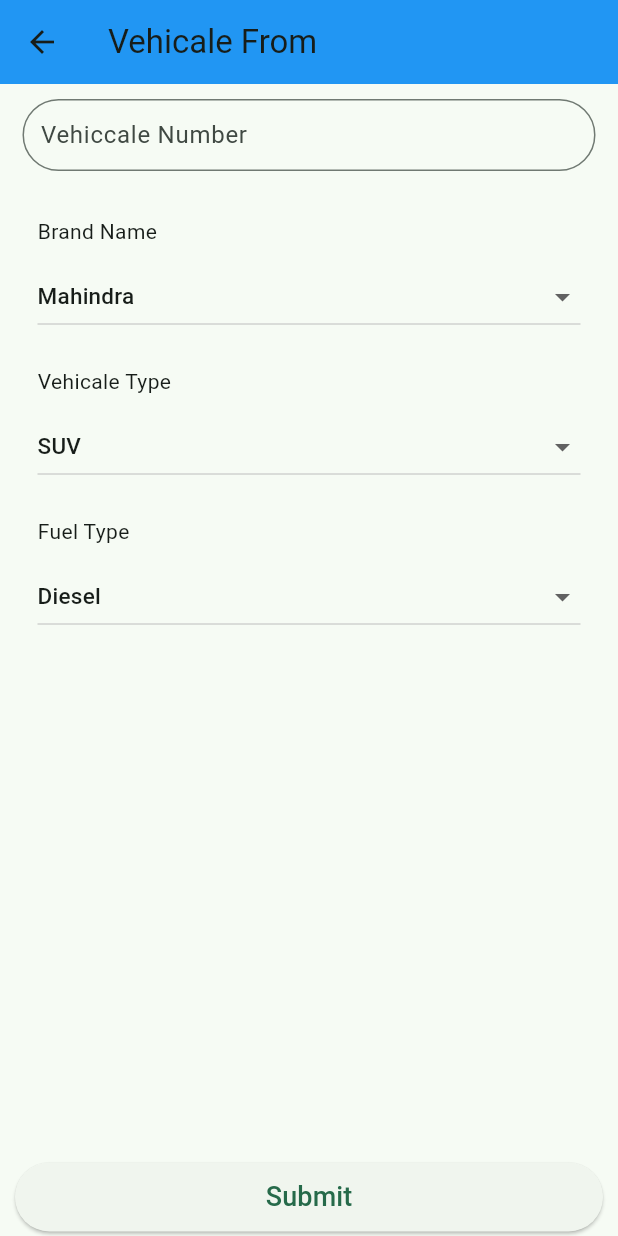
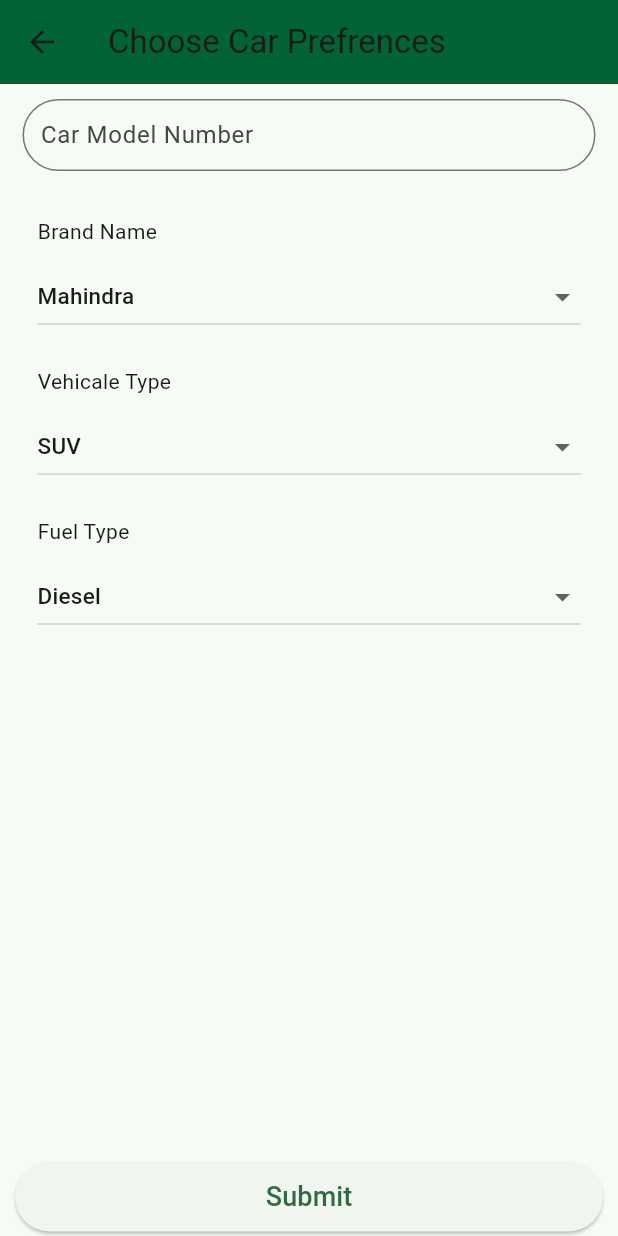
Before and after one commit to Ankush1200/vehicle_Details, a Flutter app: the CarFrom screen opened directly, on a phone screen of 412 x 824 dp. Run offline on Flutter 3.47's test engine with Material 3 defaults, Android fonts, the phone set to English and light mode, and no system bars; our stand-ins replace cloud_firestore, firebase_core, flutter_easyloading, get; accounts and stored records are empty.

Commit message:
form Validation added

```diff
--- a/lib/Colors/colors.dart
+++ b/lib/Colors/colors.dart
@@ -1,5 +1,5 @@
 import 'package:flutter/material.dart';
 
-const Color appBarcolor=Colors.blue;
+const Color appBarcolor=Color.fromARGB(255, 2, 100, 53);
 // ignore: constant_identifier_names
-const Color ButtonColor=Colors.greenAccent;
+const Color ButtonColor=Color.fromARGB(255, 2, 100, 53);
--- a/lib/screens/Car_form.dart
+++ b/lib/screens/Car_form.dart
@@ -14,8 +14,9 @@ class CarFrom extends StatefulWidget {
 }
 
 class _CarFromState extends State<CarFrom> {
+  final _formkey = GlobalKey<FormState>();
   // final FirebaseFirestore _firestore=FirebaseFirestore.instance;
-  TextEditingController modelNumbercontroller=TextEditingController();
+  TextEditingController modelNumbercontroller = TextEditingController();
   String dropdownvalue1 = 'Mahindra';
   String dropdownvalue2 = 'SUV';
   String dropdownvalue3 = 'Diesel';
@@ -77,24 +78,23 @@ Future<void> saveCarModelToFirestore(DetailsModel bikeModel) async {
       // Save data to Firestore
       await collectionRef.add(data);
       EasyLoading.dismiss();
-    Get.snackbar(
-      'Message', 'Details saved successfully',
-        backgroundColor: const Color.fromARGB(255, 63, 58, 58),
-        snackPosition: SnackPosition.TOP,
-        colorText: Colors.white,
-    );
-    Get.offAll(()=>const ScreenOne());
+      // Get.snackbar(
+      //   'Message', 'Details saved successfully',
+      //     backgroundColor: const Color.fromARGB(255, 63, 58, 58),
+      //     snackPosition: SnackPosition.TOP,
+      //     colorText: Colors.white,
+      // );
+      Get.offAll(() => const ScreenOne());
     } catch (e) {
       print('Error saving data to Firestore: $e');
     }
   }
 
-
   @override
   Widget build(BuildContext context) {
     return Scaffold(
       appBar: AppBar(
-        title: const Text("Vehicale From"),
+        title: const Text("Choose Car Prefrences"),
       ),
       body: Stack(
         children: [
@@ -107,16 +107,26 @@ Future<void> saveCarModelToFirestore(DetailsModel bikeModel) async {
                       child: Padding(
                         padding: const EdgeInsets.symmetric(
                             horizontal: 15.0, vertical: 10),
+                        child: Form(
+                          key: _formkey,
                           child: TextFormField(
+                            autovalidateMode:
+                                AutovalidateMode.onUserInteraction,
+                            validator: (value) {
+                              if (value == null || value.isEmpty) {
+                                return 'Please Enter Car Model Numder';
+                              }
+                              return null;
+                            },
                             controller: modelNumbercontroller,
                             decoration: InputDecoration(
                                 contentPadding: const EdgeInsets.all(8.0),
-                              label: const Text("Vehiccale Number"),
+                                label: const Text("Car Model Number"),
                                 border: OutlineInputBorder(
                                     borderRadius: BorderRadius.circular(50))),
-                                  keyboardType:TextInputType.name,
+                            keyboardType: TextInputType.name,
                           ),
-
+                        ),
                       ),
                     )
                   ],
@@ -135,18 +145,19 @@ Future<void> saveCarModelToFirestore(DetailsModel bikeModel) async {
                       height: 50,
                       width: MediaQuery.of(context).size.width - 50,
                       child: DropdownButton<String>(
-
                         isExpanded: true,
                         value: dropdownvalue1,
                         items: <String>[
                           'Mahindra',
-                          'Honda',
+                          'Tata Motars',
                           'Hyundai',
-                          'Maruti Suzuki',
-                          'Toyota'
+                          'Suzuki',
+                          'Toyota',
+                          'BMW',
+                          'Frod',
+                          'Audi',
                         ].map<DropdownMenuItem<String>>((String value) {
                           return DropdownMenuItem<String>(
-
                             value: value,
                             child: Text(
                               value,
@@ -182,10 +193,11 @@ Future<void> saveCarModelToFirestore(DetailsModel bikeModel) async {
                         value: dropdownvalue2,
                         items: <String>[
                           'SUV',
-                          'Van',
-                          'Boat',
-                          'Airplane',
-                          'Amblulance'
+                          'Sadan',
+                          'Coupe',
+                          'Pikup',
+                          'MiniVan',
+                          'MUV',
                         ].map<DropdownMenuItem<String>>((String value) {
                           return DropdownMenuItem<String>(
                             value: value,
@@ -221,7 +233,7 @@ Future<void> saveCarModelToFirestore(DetailsModel bikeModel) async {
                       child: DropdownButton<String>(
                         isExpanded: true,
                         value: dropdownvalue3,
-                        items: <String>['Diesel', 'Petrol']
+                        items: <String>['Diesel', 'Petrol', 'CNG']
                             .map<DropdownMenuItem<String>>((String value) {
                           return DropdownMenuItem<String>(
                             value: value,
@@ -254,7 +266,14 @@ Future<void> saveCarModelToFirestore(DetailsModel bikeModel) async {
                     const EdgeInsets.symmetric(horizontal: 10.0, vertical: 2),
                 child: ElevatedButton(
                   onPressed: () async {
-                  await saveCarModelToFirestore(DetailsModel(documentId: '', vehicalNumber:modelNumbercontroller.text.trim(), brandName: dropdownvalue1, engineType: dropdownvalue2, fuelType: dropdownvalue3));
+                    if (_formkey.currentState?.validate() == true) {
+                      await saveCarModelToFirestore(DetailsModel(
+                          documentId: '',
+                          vehicalNumber: modelNumbercontroller.text.trim(),
+                          brandName: dropdownvalue1,
+                          engineType: dropdownvalue2,
+                          fuelType: dropdownvalue3));
+                    }
                   },
                   style: ElevatedButton.styleFrom(
                       shape: RoundedRectangleBorder(
--- a/lib/screens/Screen_one.dart
+++ b/lib/screens/Screen_one.dart
@@ -37,7 +37,7 @@ void _handleButtonClicked() {
     return Scaffold(
       appBar: AppBar(
         elevation: 1,
-        title:const Text("Vehicales Details"),
+        title:const Text("Vehicles Details"),
         bottom:  TabBar(
           indicatorColor: Colors.white,
           indicatorWeight: 2,
@@ -68,7 +68,7 @@ void _handleButtonClicked() {
                     child: ElevatedButton(onPressed:_handleButtonClicked,
                     style:ElevatedButton.styleFrom(
                       shape: RoundedRectangleBorder(borderRadius: BorderRadius.circular(50))
-                    ), child: const Text("Add Vehicales",
+                    ), child: const Text("Add Vehicles",
                     style: TextStyle(
                       fontSize: 18
                     ),
--- a/pubspec.yaml
+++ b/pubspec.yaml
@@ -41,6 +41,7 @@ dependencies:
   firebase_storage: ^11.5.6
   cloud_firestore: ^4.13.6
   flutter_easyloading: ^3.0.5
+  form_field_validator: ^1.1.0
 
 dev_dependencies:
   flutter_test:
```
Also changed, not shown: lib/screens/Bike_From.dart (+27 -11 lines), pubspec.lock. Lines whose indentation alone changed are shown as unchanged.
